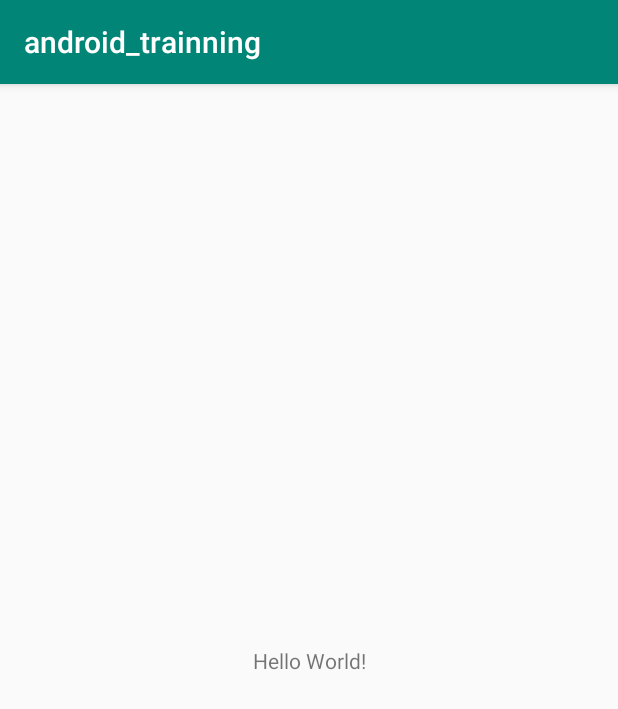
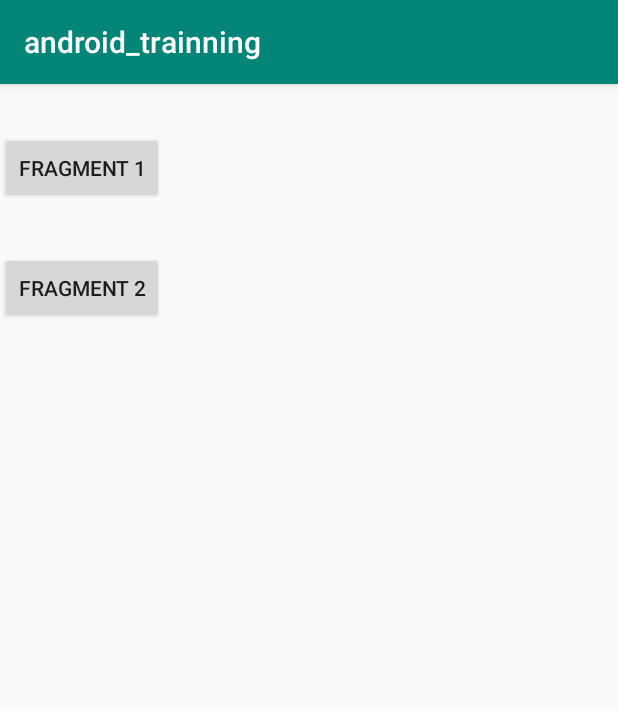
Before and after one commit to vuquoctrong/android_trainning, an Android app: the screen it shows after launch (MainActivity), on a phone screen of 412 x 824 dp. Shown: the top 709 px of the screen. Run offline under Robolectric (Android 15) with nearby library versions, the phone set to English and light mode, and no system bars.

Commit message:
fragment

```diff
--- a/app/src/main/java/com/rikkei/android_trainning/MainActivity.java
+++ b/app/src/main/java/com/rikkei/android_trainning/MainActivity.java
@@ -1,13 +1,59 @@
 package com.rikkei.android_trainning;
 
+import android.support.v4.app.FragmentManager;
+import android.support.v4.app.FragmentTransaction;
 import android.support.v7.app.AppCompatActivity;
 import android.os.Bundle;
+import android.view.View;
+import android.widget.Button;
 
-public class MainActivity extends AppCompatActivity {
+public class MainActivity extends AppCompatActivity implements View.OnClickListener {
+    private FragmentManager fragmentManager;
+    private Button btnFragment1;
+    private Button btnFragment2;
+    private Fragment1 fragment1;
+    private Fragment2 fragment2;
 
     @Override
     protected void onCreate(Bundle savedInstanceState) {
         super.onCreate(savedInstanceState);
         setContentView(R.layout.activity_main);
+        init();
+
+    }
+
+    private void init() {
+        btnFragment1 = findViewById(R.id.btnFragment1);
+        btnFragment2 = findViewById(R.id.btnFragment2);
+        btnFragment1.setOnClickListener(this);
+        btnFragment2.setOnClickListener(this);
+        fragmentManager = getSupportFragmentManager();
+    }
+
+    @Override
+    protected void onSaveInstanceState(Bundle outState) {
+        super.onSaveInstanceState(outState);
+    }
+
+    @Override
+    public void onClick(View v) {
+        switch (v.getId()) {
+            case R.id.btnFragment1:
+                fragment1 = new Fragment1();
+                FragmentTransaction fragmentTransaction1 = fragmentManager.beginTransaction();
+                fragmentTransaction1.replace(R.id.flMain, fragment1);
+                fragmentTransaction1.addToBackStack(Fragment1.class.toString());
+                fragmentTransaction1.commit();
+                break;
+            case R.id.btnFragment2:
+                fragment2 = new Fragment2();
+                FragmentTransaction fragmentTransaction2 = fragmentManager.beginTransaction();
+                fragmentTransaction2.replace(R.id.flMain, fragment2);
+                fragmentTransaction2.addToBackStack(Fragment2.class.toString());
+                fragmentTransaction2.commit();
+                break;
+            default:
+                break;
+        }
     }
 }
--- a/app/src/main/res/layout/activity_main.xml
+++ b/app/src/main/res/layout/activity_main.xml
@@ -1,18 +1,27 @@
 <?xml version="1.0" encoding="utf-8"?>
-<android.support.constraint.ConstraintLayout xmlns:android="http://schemas.android.com/apk/res/android"
-    xmlns:app="http://schemas.android.com/apk/res-auto"
-    xmlns:tools="http://schemas.android.com/tools"
+<LinearLayout xmlns:android="http://schemas.android.com/apk/res/android"
     android:layout_width="match_parent"
     android:layout_height="match_parent"
-    tools:context=".MainActivity">
+    android:orientation="vertical">
 
-    <TextView
+    <Button
+        android:id="@+id/btnFragment1"
         android:layout_width="wrap_content"
         android:layout_height="wrap_content"
-        android:text="Hello World!"
-        app:layout_constraintBottom_toBottomOf="parent"
-        app:layout_constraintLeft_toLeftOf="parent"
-        app:layout_constraintRight_toRightOf="parent"
-        app:layout_constraintTop_toTopOf="parent" />
+        android:layout_marginTop="32dp"
+        android:text="Fragment 1" />
 
-</android.support.constraint.ConstraintLayout>
+    <Button
+        android:id="@+id/btnFragment2"
+        android:layout_width="wrap_content"
+        android:layout_height="wrap_content"
+        android:layout_marginTop="32dp"
+        android:text="Fragment 2" />
+
+    <FrameLayout
+        android:id="@+id/flMain"
+        android:layout_width="match_parent"
+        android:layout_height="match_parent"
+        android:layout_marginTop="32dp" />
+
+</LinearLayout>
```
Also changed, not shown: app/src/main/java/com/rikkei/android_trainning/Fragment1.java (added, +101 -0 lines), app/src/main/java/com/rikkei/android_trainning/Fragment2.java (added, +80 -0 lines), app/src/main/res/layout/fragment1.xml (added, +16 -0 lines), app/src/main/res/layout/fragment2.xml (added, +16 -0 lines), 2 other files.
